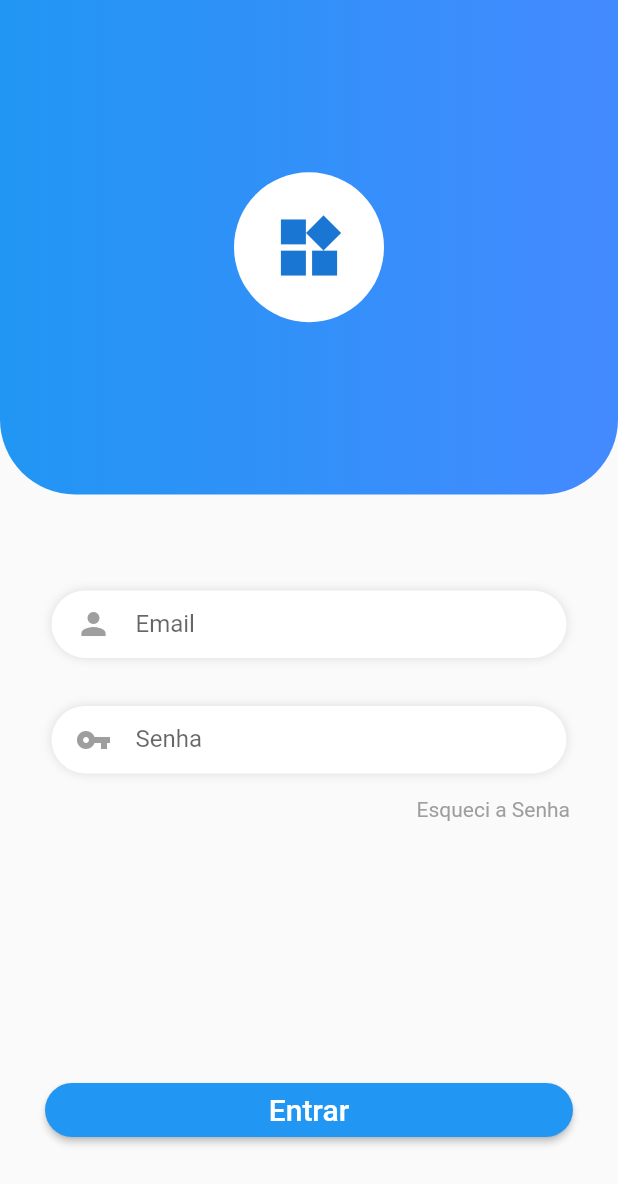
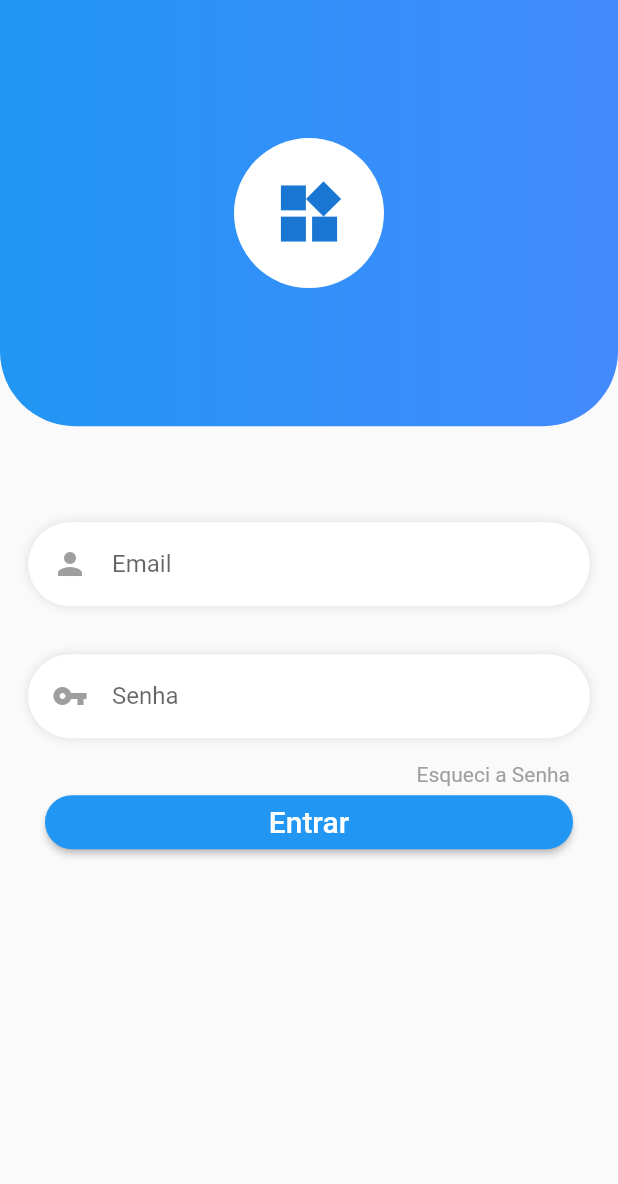
Before and after one commit to jmrlda/primobile_v9, a Flutter app: the screen it shows after launch, on a phone screen of 412 x 824 dp. Shown: the top 1184 px of the screen. Run offline on Flutter 3.47's test engine with Material 2 defaults, Android fonts, the phone set to English and light mode, and no system bars; our stand-ins replace connectivity, dio, flutter_slidable, sqflite; missing offline and left inert: loading; accounts and stored records are empty.

Commit message:
#25 - scrolview na pagina login

```diff
--- a/lib/sessao/loginPage.dart
+++ b/lib/sessao/loginPage.dart
@@ -22,12 +22,12 @@ class _LoginPageState extends State<LoginPage> {
   @override
   Widget build(BuildContext context) {
     return Scaffold(
-        body: Container(
+        body: SingleChildScrollView(
           child: Column(
             children: <Widget>[
                 Container(
             width: MediaQuery.of(context).size.width,
-            height: MediaQuery.of(context).size.height / 2.5,
+            height: MediaQuery.of(context).size.height / 2.9,
             decoration: BoxDecoration(
                 gradient: LinearGradient(
                     // begin: ``
@@ -49,9 +49,10 @@ class _LoginPageState extends State<LoginPage> {
               ],
             ),
           ),
+
+          // campo email
                     Container(
-            width: MediaQuery.of(context).size.width / 1.2,
-            height: 45,
+            width: MediaQuery.of(context).size.width / 1.1,
             margin: EdgeInsets.only(top: 64),
             padding: EdgeInsets.only(top: 4, left: 16, right: 16, bottom: 4),
             decoration: boxDecoration,
@@ -66,9 +67,12 @@ class _LoginPageState extends State<LoginPage> {
                   hintText: 'Email'),
             ),
           ),
+
+
+            // campo senha
             Container(
-            width: MediaQuery.of(context).size.width / 1.2,
-            height: 45,
+            width: MediaQuery.of(context).size.width / 1.1,
+            // height: 45,
             margin: EdgeInsets.only(top: 32),
             padding: EdgeInsets.only(top: 4, left: 16, right: 16, bottom: 4),
             decoration: boxDecoration,
@@ -83,6 +87,8 @@ class _LoginPageState extends State<LoginPage> {
                   hintText: 'Senha'),
             ),
           ),
+
+
              Align(
             alignment: Alignment.centerRight,
             child: Padding(
@@ -93,8 +99,11 @@ class _LoginPageState extends State<LoginPage> {
               ),
             ),
           ),
-          Spacer(),
-          Padding(
+
+
+          Align(
+            alignment: FractionalOffset.bottomCenter,
+                      child: Padding(
               padding: EdgeInsets.only(left: 30.0, right: 30.0, bottom: 60),
               child: MaterialButton(
                   minWidth: double.infinity,
@@ -207,8 +216,11 @@ class _LoginPageState extends State<LoginPage> {
                     // Usuario usuario = await DBProvider.db.login(nome, senha);
                   }),
             ),
+          ),
             ],
-      ),
-    ));
+          )
+        )
+
+        );
   }
 }
```
Also changed, not shown: lib/cliente/cliente_page.dart (+6 -9 lines), 1 other file. Lines whose indentation alone changed are shown as unchanged.
